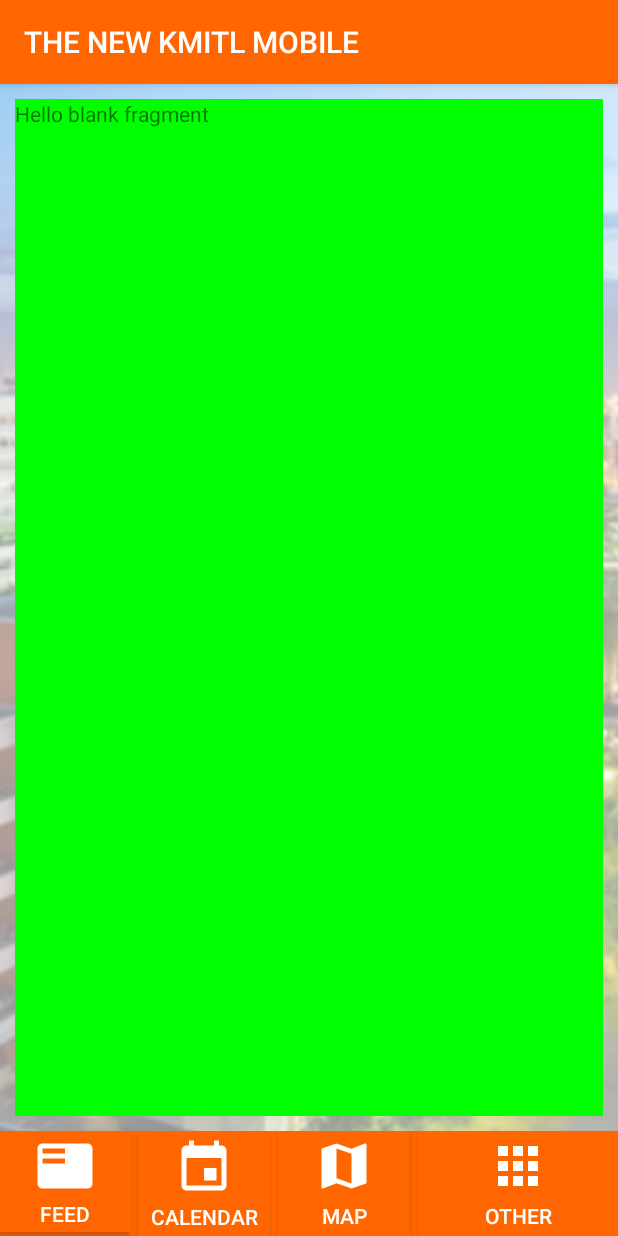
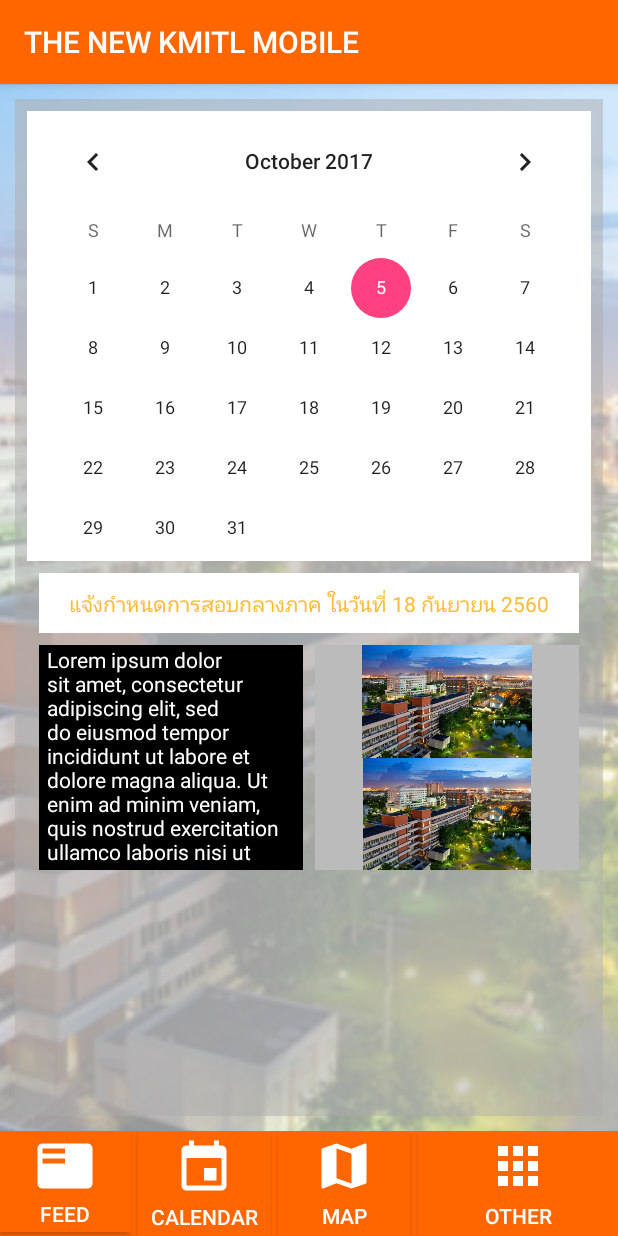
Before and after one commit to wirunpong-j/The-New-KMITL, an Android app: the screen it shows after launch (HomeActivity), after a tap on "LOGIN", on a phone screen of 412 x 824 dp. Run offline under Robolectric (Android 15) with nearby library versions, the phone set to English and light mode, and no system bars.

Commit message:
Added feed page

```diff
--- a/TheNewKMITL/app/src/main/res/layout/fragment_feed.xml
+++ b/TheNewKMITL/app/src/main/res/layout/fragment_feed.xml
@@ -1,15 +1,108 @@
-<FrameLayout xmlns:android="http://schemas.android.com/apk/res/android"
+<android.support.constraint.ConstraintLayout xmlns:android="http://schemas.android.com/apk/res/android"
+    xmlns:app="http://schemas.android.com/apk/res-auto"
     xmlns:tools="http://schemas.android.com/tools"
     android:layout_width="match_parent"
     android:layout_height="match_parent"
+    android:background="#7FAAAAAA"
     tools:context="lab.bellkung.thenewkmitl.FeedFragment">
 
-    <!-- TODO: Update blank fragment layout -->
-    <TextView
-        android:id="@+id/textView"
-        android:layout_width="match_parent"
-        android:layout_height="match_parent"
-        android:background="#00FF00"
-        android:text="@string/hello_blank_fragment" />
 
-</FrameLayout>
+    <ScrollView
+        android:layout_width="0dp"
+        android:layout_height="0dp"
+        app:layout_constraintBottom_toBottomOf="parent"
+        app:layout_constraintHorizontal_bias="0.0"
+        app:layout_constraintLeft_toLeftOf="parent"
+        app:layout_constraintRight_toRightOf="parent"
+        app:layout_constraintTop_toTopOf="parent"
+        app:layout_constraintVertical_bias="0.0">
+
+        <android.support.constraint.ConstraintLayout
+            android:layout_width="match_parent"
+            android:layout_height="match_parent"
+            tools:layout_editor_absoluteX="0dp"
+            tools:layout_editor_absoluteY="0dp">
+
+            <CalendarView
+                android:id="@+id/calendarView"
+                android:layout_width="match_parent"
+                android:layout_height="300dp"
+                android:layout_marginLeft="8dp"
+                android:layout_marginRight="8dp"
+                android:layout_marginTop="8dp"
+                android:background="@android:color/white"
+                app:layout_constraintLeft_toLeftOf="parent"
+                app:layout_constraintRight_toRightOf="parent"
+                app:layout_constraintTop_toTopOf="parent" />
+
+            <TextView
+                android:id="@+id/announcement"
+                android:layout_width="0dp"
+                android:layout_height="40dp"
+                android:layout_marginEnd="16dp"
+                android:layout_marginLeft="16dp"
+                android:layout_marginRight="16dp"
+                android:layout_marginStart="16dp"
+                android:layout_marginTop="8dp"
+                android:background="@android:color/white"
+                android:gravity="center"
+                android:text="แจ้งกำหนดการสอบกลางภาค ในวันที่ 18 กันยายน 2560"
+                android:textAlignment="center"
+                android:textColor="@android:color/holo_orange_light"
+                app:layout_constraintHorizontal_bias="0.0"
+                app:layout_constraintLeft_toLeftOf="parent"
+                app:layout_constraintRight_toRightOf="parent"
+                app:layout_constraintTop_toBottomOf="@+id/calendarView" />
+
+            <TextView
+                android:id="@+id/textView3"
+                android:layout_width="0dp"
+                android:layout_height="150dp"
+                android:layout_marginLeft="16dp"
+                android:layout_marginRight="4dp"
+                android:layout_marginTop="8dp"
+                android:background="@android:color/black"
+                android:paddingBottom="5dp"
+                android:paddingEnd="5dp"
+                android:paddingLeft="5dp"
+                android:paddingRight="5dp"
+                android:text="Lorem ipsum dolor sit amet, consectetur adipiscing elit, sed do eiusmod tempor incididunt ut labore et dolore magna aliqua. Ut enim ad minim veniam, quis nostrud exercitation ullamco laboris nisi ut aliquip ex ea commodo consequat. Duis aute irure dolor in reprehenderit in voluptate velit esse cillum dolore"
+                android:textColor="@android:color/white"
+                app:layout_constraintLeft_toLeftOf="parent"
+                app:layout_constraintRight_toLeftOf="@+id/linearLayout"
+                app:layout_constraintTop_toBottomOf="@+id/announcement"
+                app:layout_constraintBottom_toBottomOf="parent"
+                android:layout_marginBottom="8dp" />
+
+            <LinearLayout
+                android:id="@+id/linearLayout"
+                android:layout_width="0dp"
+                android:layout_height="150dp"
+                android:layout_marginLeft="4dp"
+                android:layout_marginRight="16dp"
+                android:layout_marginTop="0dp"
+                android:background="#BBB"
+                android:orientation="vertical"
+                app:layout_constraintLeft_toRightOf="@+id/textView3"
+                app:layout_constraintRight_toRightOf="parent"
+                app:layout_constraintTop_toTopOf="@+id/textView3">
+
+                <ImageView
+                    android:id="@+id/imageView7"
+                    android:layout_width="wrap_content"
+                    android:layout_height="wrap_content"
+                    android:layout_weight="1"
+                    app:srcCompat="@drawable/kmitl" />
+
+                <ImageView
+                    android:id="@+id/imageView5"
+                    android:layout_width="wrap_content"
+                    android:layout_height="wrap_content"
+                    android:layout_weight="1"
+                    app:srcCompat="@drawable/kmitl" />
+            </LinearLayout>
+
+        </android.support.constraint.ConstraintLayout>
+    </ScrollView>
+
+</android.support.constraint.ConstraintLayout>
```
